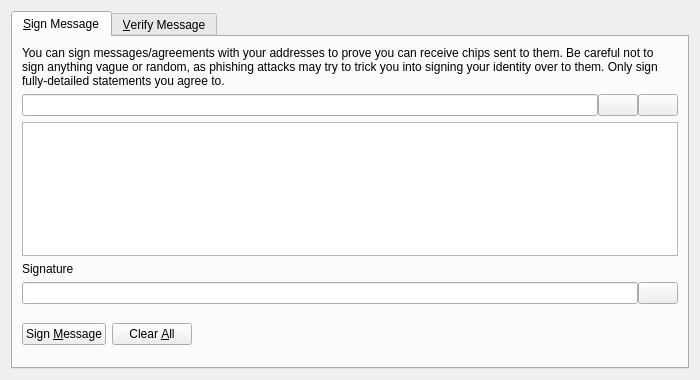
mallmanator/BWRGO, file src/qt/forms/signverifymessagedialog.ui: the form before one commit.
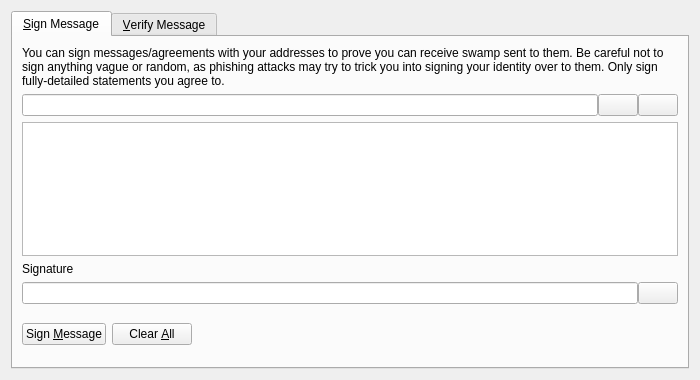
The form after the commit. Custom widgets are drawn as their Qt base class.

Patch:
```diff
--- a/src/qt/forms/signverifymessagedialog.ui
+++ b/src/qt/forms/signverifymessagedialog.ui
@@ -30,7 +30,7 @@
        <item>
         <widget class="QLabel" name="infoLabel_SM">
          <property name="text">
-          <string>You can sign messages/agreements with your addresses to prove you can receive chips sent to them. Be careful not to sign anything vague or random, as phishing attacks may try to trick you into signing your identity over to them. Only sign fully-detailed statements you agree to.</string>
+          <string>You can sign messages/agreements with your addresses to prove you can receive swamp sent to them. Be careful not to sign anything vague or random, as phishing attacks may try to trick you into signing your identity over to them. Only sign fully-detailed statements you agree to.</string>
          </property>
          <property name="textFormat">
           <enum>Qt::PlainText</enum>
```
Left out of the diff: 10 changed lines with no effect on the pictures.
